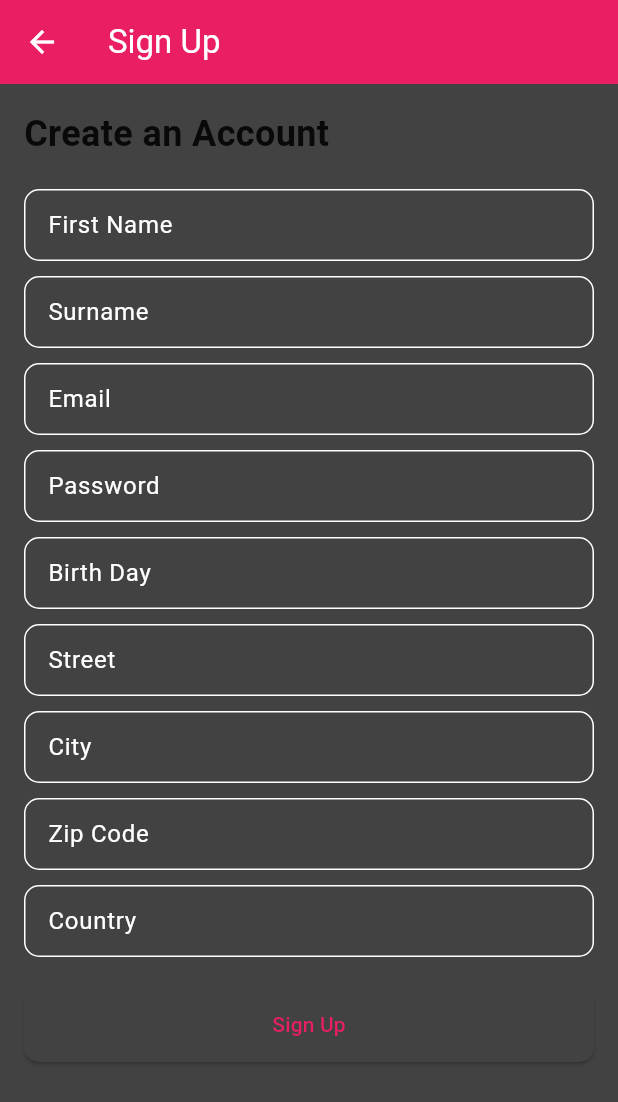
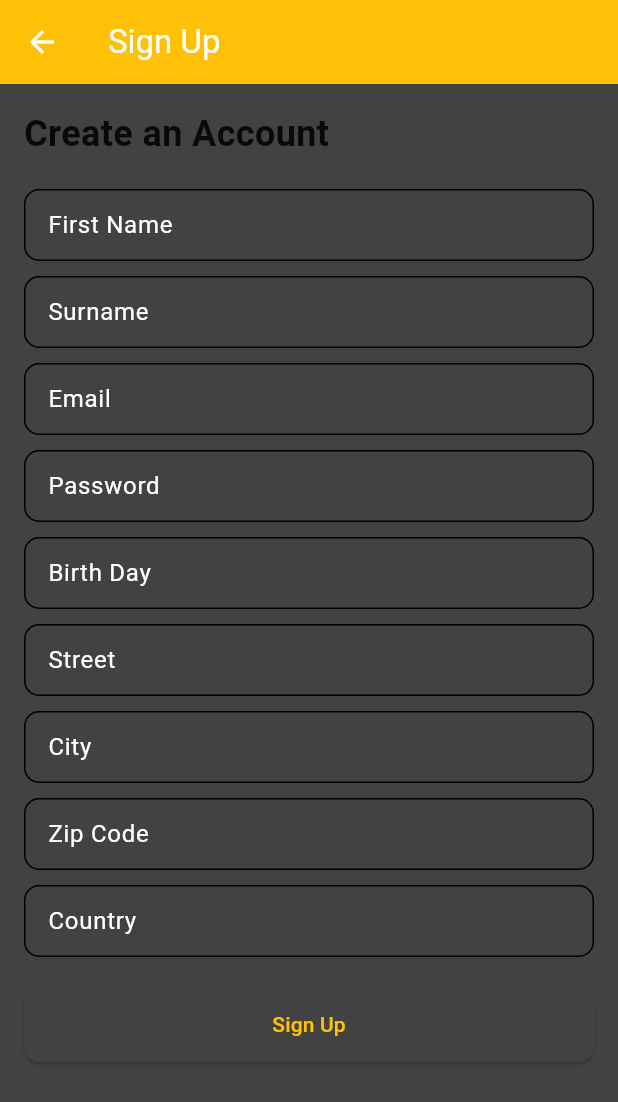
Before and after one commit to EllaGab09/adoption_app, a Flutter app: the SignUpScreen screen opened directly, on a phone screen of 412 x 824 dp. Shown: the top 1102 px of the screen. Run offline on Flutter 3.47's test engine with Material 2 defaults, Android fonts, the phone set to English and light mode, and no system bars; our stand-ins replace google_fonts, google_maps_flutter, sign_in_button; network calls fail.

Commit message:
chore: change color scheme

```diff
--- a/lib/main.dart
+++ b/lib/main.dart
@@ -6,9 +6,9 @@ import 'package:google_fonts/google_fonts.dart';
 final theme = ThemeData(
   useMaterial3: true,
   colorScheme: ColorScheme.fromSwatch(
-    primarySwatch: Colors.pink,
-    accentColor: Colors.pinkAccent,
-    backgroundColor: Colors.orange,
+    primarySwatch: Colors.amber,
+    accentColor: Colors.teal,
+    backgroundColor: Colors.green,
     brightness: Brightness.dark,
   ),
   textTheme: GoogleFonts.robotoTextTheme(),
--- a/lib/widgets/logo_app_bar.dart
+++ b/lib/widgets/logo_app_bar.dart
@@ -9,12 +9,12 @@ class LogoAppBar extends StatelessWidget implements PreferredSizeWidget {
   }) : super(key: key);
 
   @override
-  Size get preferredSize => const Size.fromHeight(kToolbarHeight);
+  Size get preferredSize => Size.fromHeight(kToolbarHeight);
 
   @override
   Widget build(BuildContext context) {
     return AppBar(
-      backgroundColor: Theme.of(context).colorScheme.primary,
+      backgroundColor: Colors.blueGrey,
       elevation: 0,
       title: Padding(
         padding: const EdgeInsets.all(8.0),
```
